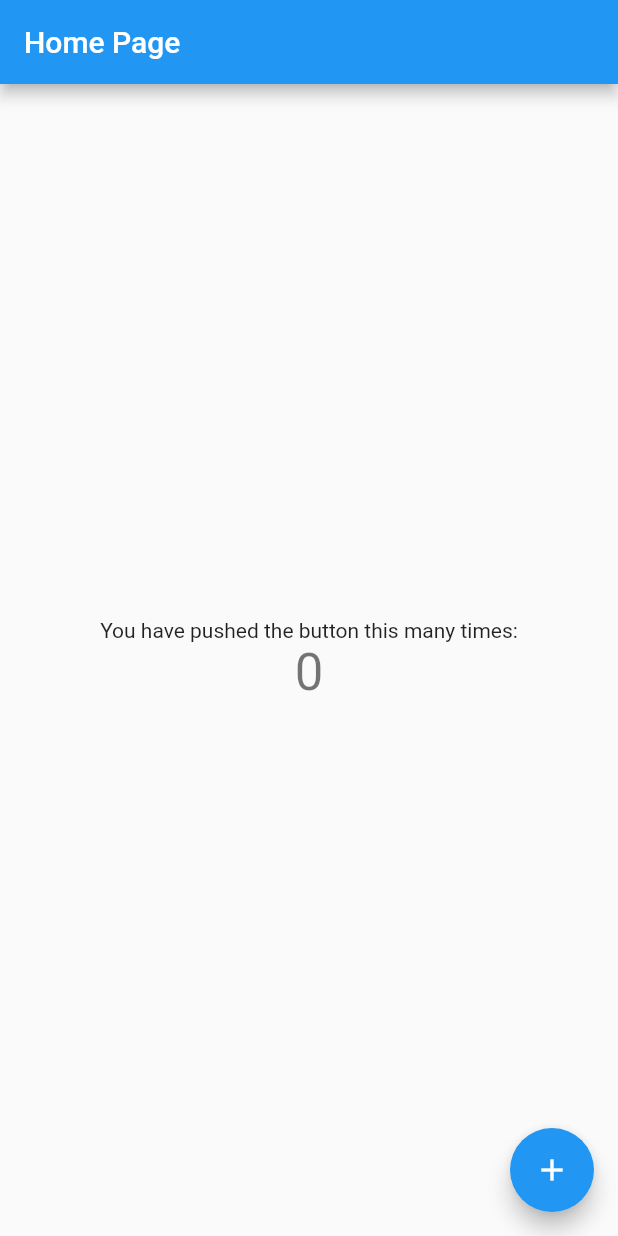
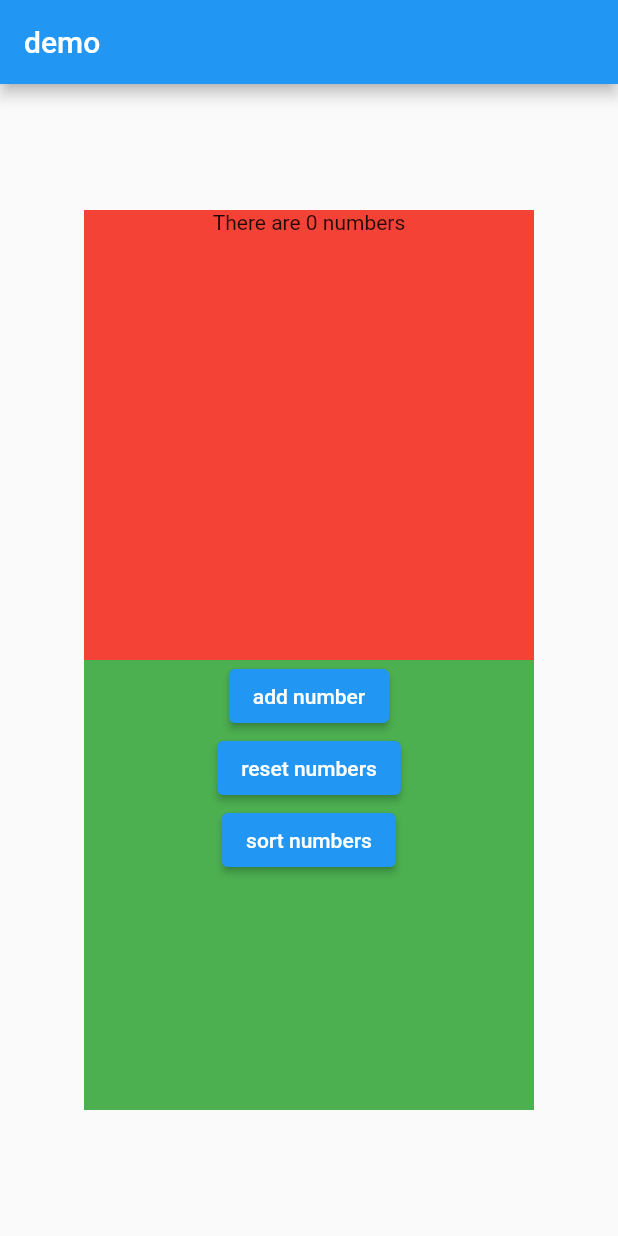
Before and after one commit to smjxpro/flutter_stackoverflow, a Flutter app: the screen it shows after launch, on a phone screen of 412 x 824 dp. Run offline on Flutter 3.47's test engine with Material 2 defaults, Android fonts, the phone set to English and light mode, and no system bars; our stand-ins replace get.

Commit message:
solved
Signed-off-by: S. M. JAHANGIR <smjxpro@gmail.com>

```diff
--- a/lib/app.dart
+++ /dev/null
@@ -1,17 +0,0 @@
-import 'package:flutter/material.dart';
-import 'package:flutter_stackoverflow/app/_navigation/app_pages.dart';
-import 'package:get/get.dart';
-
-class MyApp extends StatelessWidget {
-  @override
-  Widget build(BuildContext context) {
-    return GetMaterialApp(
-      title: 'Flutter StackOverflow',
-      theme: ThemeData(
-        primarySwatch: Colors.blue,
-      ),
-      getPages: AppPages.pages,
-      initialRoute: AppRoutes.home,
-    );
-  }
-}
--- a/lib/app/_bindings/home_binding.dart
+++ /dev/null
@@ -1,9 +0,0 @@
-import 'package:flutter_stackoverflow/app/presentation/managers/home_controller.dart';
-import 'package:get/get.dart';
-
-class HomeBinding extends Bindings {
-  @override
-  void dependencies() {
-    Get.lazyPut(() => HomeController());
-  }
-}
--- a/lib/app/_navigation/app_pages.dart
+++ /dev/null
@@ -1,17 +0,0 @@
-import 'package:flutter_stackoverflow/app/_bindings/home_binding.dart';
-import 'package:flutter_stackoverflow/app/presentation/pages/home_page.dart';
-import 'package:get/get.dart';
-
-abstract class AppPages {
-  static List<GetPage> pages = [
-    GetPage(
-      name: AppRoutes.home,
-      page: () => MyHomePage(),
-      binding: HomeBinding(),
-    ),
-  ];
-}
-
-abstract class AppRoutes {
-  static const home = '/';
-}
--- a/lib/app/presentation/managers/home_controller.dart
+++ /dev/null
@@ -1,11 +0,0 @@
-import 'package:get/get.dart';
-
-class HomeController extends GetxController {
-  int counter = 0;
-
-  void incrementCounter() {
-    counter++;
-
-    update();
-  }
-}
--- a/lib/app/presentation/pages/home_page.dart
+++ /dev/null
@@ -1,37 +0,0 @@
-import 'package:flutter/material.dart';
-import 'package:flutter_stackoverflow/app/presentation/managers/home_controller.dart';
-import 'package:get/get.dart';
-
-class MyHomePage extends StatelessWidget {
-  @override
-  Widget build(BuildContext context) {
-    return Scaffold(
-      appBar: AppBar(
-        title: Text('Home Page'),
-      ),
-      body: Center(
-        child: Column(
-          mainAxisAlignment: MainAxisAlignment.center,
-          children: <Widget>[
-            Text(
-              'You have pushed the button this many times:',
-            ),
-            GetBuilder<HomeController>(
-              builder: (c) {
-                return Text(
-                  '${c.counter}',
-                  style: Theme.of(context).textTheme.headline4,
-                );
-              },
-            ),
-          ],
-        ),
-      ),
-      floatingActionButton: FloatingActionButton(
-        onPressed: Get.find<HomeController>().incrementCounter,
-        tooltip: 'Increment',
-        child: Icon(Icons.add),
-      ),
-    );
-  }
-}
--- a/lib/main.dart
+++ b/lib/main.dart
@@ -1,7 +1,105 @@
+import 'dart:math';
+
 import 'package:flutter/material.dart';
+import 'package:get/get.dart';
 
-import 'app.dart';
+void main() => runApp(GetMaterialApp(home: Home()));
 
-void main() {
-  runApp(MyApp());
+class Controller extends GetxController {
+  static Controller get to => Get.find();
+  final RxList<int> numbers = <int>[].obs;
 }
+
+class Home extends StatelessWidget {
+  final Controller c = Get.put(Controller());
+
+  @override
+  Widget build(context) {
+    return Scaffold(
+      appBar: AppBar(
+        title: const Text('demo'),
+      ),
+      body: Center(
+        child: Column(
+          mainAxisAlignment: MainAxisAlignment.center,
+          children: [
+            ShowWidget(),
+            ChangeWidget(),
+          ],
+        ),
+      ),
+    );
+  }
+}
+
+class ShowWidget extends StatelessWidget {
+  ShowWidget({Key? key}) : super(key: key);
+  final Controller c = Controller.to;
+
+  @override
+  Widget build(BuildContext context) {
+    return Container(
+      height: 300,
+      width: 300,
+      color: Colors.red,
+      child: (Obx(
+        () => ItemsList(numbers: c.numbers.toList()),
+      )),
+    );
+  }
+}
+
+class ItemsList extends StatelessWidget {
+  final List<int> numbers;
+
+  ItemsList({required this.numbers, Key? key}) : super(key: key);
+
+  @override
+  Widget build(BuildContext context) {
+    return Column(
+      children: [
+        Text('There are ${numbers.length} numbers'),
+        Text(numbers.map((n) => n.toString()).join(", ")),
+      ],
+    );
+  }
+}
+
+class ChangeWidget extends StatelessWidget {
+  ChangeWidget({Key? key}) : super(key: key);
+  final Controller c = Controller.to;
+  final randGenerator = Random();
+
+  @override
+  Widget build(BuildContext context) {
+    return Container(
+      height: 300,
+      width: 300,
+      color: Colors.green,
+      child: Center(
+        child: Column(
+          children: [
+            ElevatedButton(
+              onPressed: () {
+                c.numbers.add(randGenerator.nextInt(100));
+              },
+              child: const Text('add number'),
+            ),
+            ElevatedButton(
+              onPressed: () {
+                c.numbers.clear();
+              },
+              child: const Text('reset numbers'),
+            ),
+            ElevatedButton(
+              onPressed: () {
+                c.numbers.sort();
+              },
+              child: const Text('sort numbers'),
+            ),
+          ],
+        ),
+      ),
+    );
+  }
+}
```
Also changed, not shown: pubspec.lock, 1 other file.
